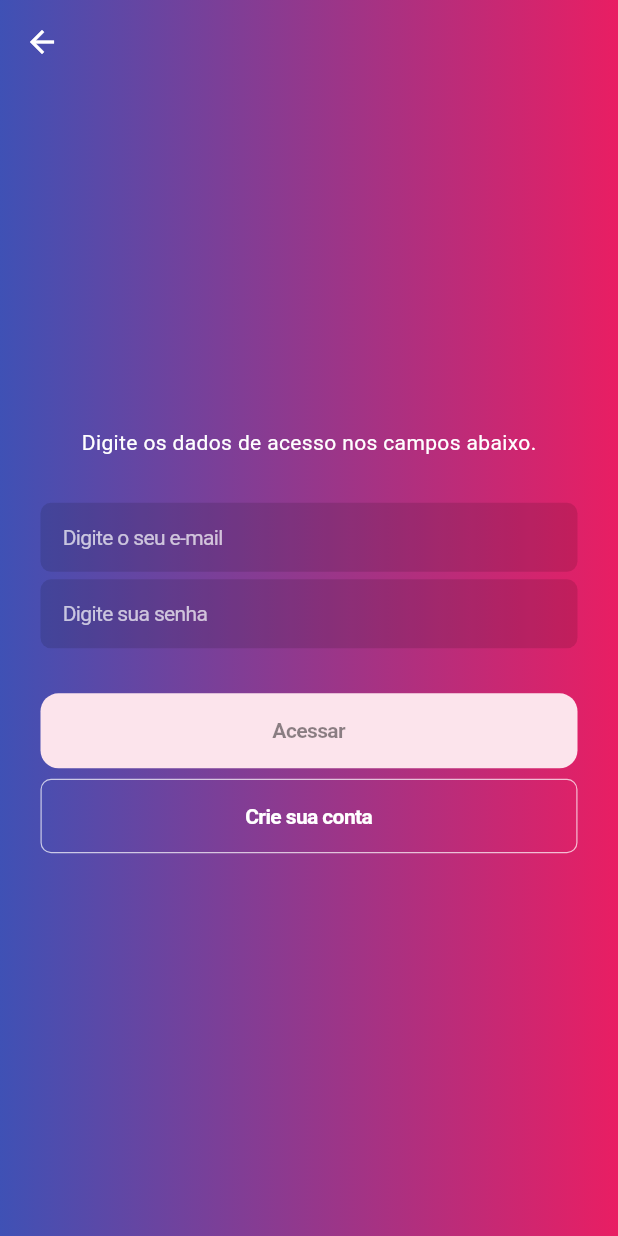
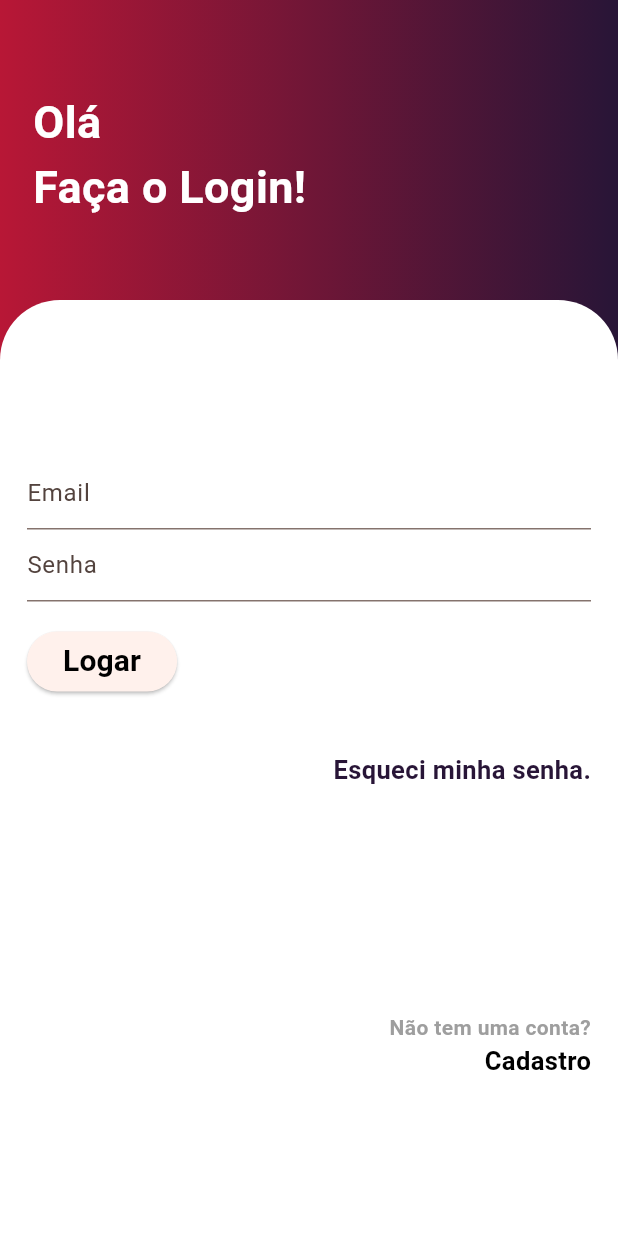
Before and after one commit to S4myr/pcapp, a Flutter app: the login screen opened directly, on a phone screen of 412 x 824 dp. Run offline on Flutter 3.47's test engine with Material 3 defaults, Android fonts, the phone set to English and light mode, and no system bars; our stand-ins replace animated_text_kit.

Commit message:
inicio do projeto

```diff
--- a/lib/login.dart
+++ b/lib/login.dart
@@ -1,107 +1,143 @@
-import 'package:flutter/cupertino.dart';
 import 'package:flutter/material.dart';
-import 'package:projeto_flutter/cadastro.dart';
 
 class login extends StatelessWidget {
-  const login({super.key});
-
+  const login({Key? key}) : super(key: key);
   @override
   Widget build(BuildContext context) {
+    final GlobalKey<FormState> _formKey = GlobalKey<FormState>();
     return Scaffold(
-      extendBodyBehindAppBar: true,
-      appBar: AppBar(
-        elevation: 0,
-        backgroundColor: Colors.transparent,
+        body: Stack(
+      children: [
+        Container(
+          height: double.infinity,
+          width: double.infinity,
+          decoration: const BoxDecoration(
+            gradient: LinearGradient(colors: [
+              Color(0xffB81736),
+              Color(0xff281537),
+            ]),
           ),
-      body: Container(
-        width: MediaQuery.of(context).size.width,
-        padding: const EdgeInsets.all(27),
-        decoration: const BoxDecoration(
-          gradient: LinearGradient(
-            colors: [
-              Colors.indigo,
-              Colors.pink,
-            ],
+          child: const Padding(
+            padding: EdgeInsets.only(top: 60.0, left: 22),
+            child: Text(
+              'Olá\nFaça o Login!',
+              style: TextStyle(
+                  fontSize: 30,
+                  color: Colors.white,
+                  fontWeight: FontWeight.bold),
             ),
           ),
+        ),
+        Padding(
+          padding: const EdgeInsets.only(top: 200.0),
+          child: Container(
+            decoration: const BoxDecoration(
+              borderRadius: BorderRadius.only(
+                  topLeft: Radius.circular(40), topRight: Radius.circular(40)),
+              color: Colors.white,
+            ),
+            height: double.infinity,
+            width: double.infinity,
+            child: Padding(
+              padding: const EdgeInsets.only(left: 18.0, right: 18),
               child: Column(
                 mainAxisAlignment: MainAxisAlignment.center,
                 children: [
-            const SizedBox(height: 30),
-            const Text(
-              "Digite os dados de acesso nos campos abaixo.",
+                  Form(
+                    key: _formKey,
+                    child: Column(
+                      crossAxisAlignment: CrossAxisAlignment.start,
+                      children: <Widget>[
+                        TextFormField(
+                          decoration: const InputDecoration(
+                            hintText: 'Email',
+                          ),
+                          validator: (String? value) {
+                            if (value == null || value.isEmpty) {
+                              return 'Insira seu email';
+                            }
+                            return null;
+                          },
+                        ),
+                        TextFormField(
+                          decoration: const InputDecoration(
+                            hintText: 'Senha',
+                          ),
+                          validator: (String? value) {
+                            if (value == null || value.isEmpty) {
+                              return 'Insira sua senha';
+                            }
+                            return null;
+                          },
+                        ),
+                        Padding(
+                          padding: const EdgeInsets.symmetric(vertical: 16.0),
+                          child: ElevatedButton(
+                            onPressed: () {
+// Validate will return true if the form is valid, or false if
+// the form is invalid.
+                              if (_formKey.currentState!.validate()) {
+// Process data.
+                              }
+                            },
+                            child: const Text(
+                              'Logar',
                               style: TextStyle(
-                color: Colors.white,
+                                  fontWeight: FontWeight.bold,
+                                  fontSize: 20,
+                                  color: Colors.black),
                             ),
-            ),
-            const SizedBox(height: 30),
-            const CupertinoTextField(
-              cursorColor: Colors.pinkAccent,
-              padding: EdgeInsets.all(15),
-              placeholder: "Digite o seu e-mail",
-              placeholderStyle: TextStyle(color: Colors.white70, fontSize: 14),
-              style: TextStyle(color: Colors.white, fontSize: 14),
-              decoration: BoxDecoration(
-                  color: Colors.black12,
-                  borderRadius: BorderRadius.all(
-                    Radius.circular(7),
-                  )),
-            ),
-            const SizedBox(height: 5),
-            const CupertinoTextField(
-              padding: EdgeInsets.all(15),
-              cursorColor: Colors.pinkAccent,
-              placeholder: "Digite sua senha",
-              obscureText: true,
-              placeholderStyle: TextStyle(color: Colors.white70, fontSize: 14),
-              style: TextStyle(color: Colors.white, fontSize: 14),
-              decoration: BoxDecoration(
-                  color: Colors.black12,
-                  borderRadius: BorderRadius.all(
-                    Radius.circular(7),
-                  )),
-            ),
-            const SizedBox(height: 30),
-            SizedBox(
-              width: double.infinity,
-              child: CupertinoButton(
-                padding: const EdgeInsets.all(17),
-                color: Colors.pink[50],
-                child: const Text(
-                  "Acessar",
-                  style: TextStyle(
-                      color: Colors.black45,
-                      fontSize: 14,
-                      fontWeight: FontWeight.w600),
-                ),
-                onPressed: () {},
-              ),
-            ),
-            const SizedBox(height: 7),
-            Container(
-              width: double.infinity,
-              decoration: BoxDecoration(
-                  border: Border.all(color: Colors.white70, width: 0.8),
-                  borderRadius: BorderRadius.circular(7)),
-              child: CupertinoButton(
-                child: const Text(
-                  "Crie sua conta",
-                  style: TextStyle(
-                      color: Colors.white,
-                      fontSize: 14,
-                      fontWeight: FontWeight.w600),
-                ),
-                onPressed: () {
-                  Navigator.push(
-                    context,
-                    MaterialPageRoute(builder: (context) => cadastro()),
-                  );
-                },
                           ),
                         ),
                       ],
                     ),
                   ),
-    );
+                  const SizedBox(
+                    height: 20,
+                  ),
+                  const Align(
+                    alignment: Alignment.centerRight,
+                    child: Text(
+                      'Esqueci minha senha.',
+                      style: TextStyle(
+                        fontWeight: FontWeight.bold,
+                        fontSize: 17,
+                        color: Color(0xff281537),
+                      ),
+                    ),
+                  ),
+                  const SizedBox(
+                    height: 150,
+                  ),
+                  const Align(
+                    alignment: Alignment.bottomRight,
+                    child: Column(
+                      mainAxisAlignment: MainAxisAlignment.end,
+                      crossAxisAlignment: CrossAxisAlignment.end,
+                      children: [
+                        Text(
+                          "Não tem uma conta?",
+                          style: TextStyle(
+                              fontWeight: FontWeight.bold, color: Colors.grey),
+                        ),
+                        Text(
+                          "Cadastro",
+                          style: TextStyle(
+
+                              ///done login page
+                              fontWeight: FontWeight.bold,
+                              fontSize: 17,
+                              color: Colors.black),
+                        ),
+                      ],
+                    ),
+                  )
+                ],
+              ),
+            ),
+          ),
+        ),
+      ],
+    ));
   }
 }
--- a/pubspec.yaml
+++ b/pubspec.yaml
@@ -28,6 +28,7 @@ environment:
 # the latest version available on pub.dev. To see which dependencies have newer
 # versions available, run `flutter pub outdated`.
 dependencies:
+
   flutter:
     sdk: flutter
 
@@ -36,6 +37,8 @@ dependencies:
   # Use with the CupertinoIcons class for iOS style icons.
   cupertino_icons: ^1.0.6
   animated_text_kit: ^4.2.2
+  firebase_auth: ^5.1.3
+
 
 
 dev_dependencies:
```
Also changed, not shown: lib/cadastro.dart (deleted, +0 -83 lines), lib/main.dart (+4 -4 lines), pubspec.lock. Lines whose indentation alone changed are shown as unchanged.
